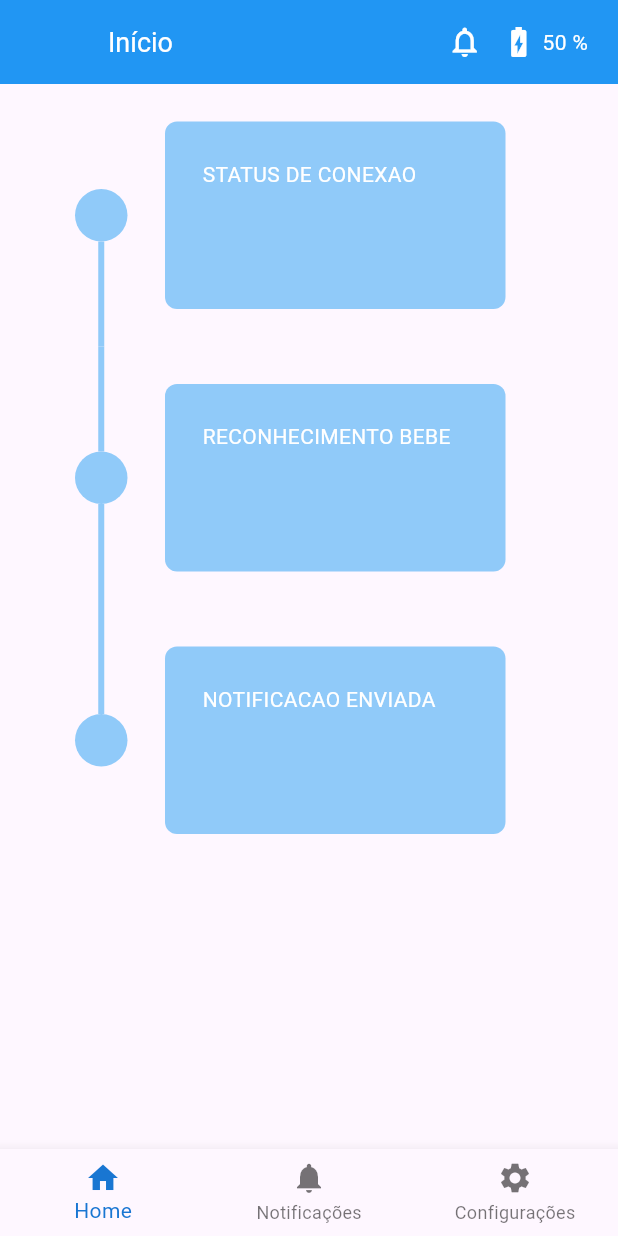
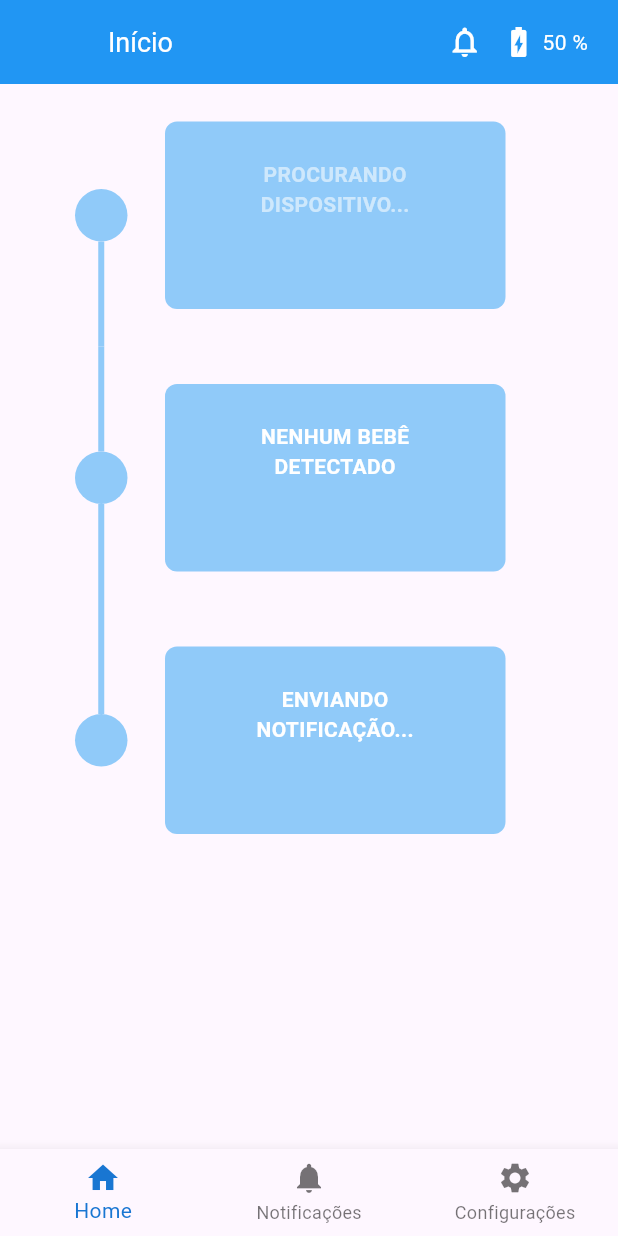
Before and after one commit to ThiagoGSL/Child_in_Car_Safety_Detection_System, a Flutter app: the screen it shows after launch, on a phone screen of 412 x 824 dp. Run offline on Flutter 3.47's test engine with Material 3 defaults, Android fonts, the light colour scheme and no system bars; drawn by our look-alikes of timeline_tile; our stand-ins replace drift, get, permission_handler, shared_preferences; missing offline and left inert: flutter_reactive_ble; accounts and stored records are empty; generated files the repository leaves out were written again.

Commit message:
Alteracoes interface da Home Page

```diff
--- /dev/null
+++ b/lib/features/home/components/pulsing_card.dart
@@ -0,0 +1,65 @@
+import 'package:flutter/material.dart';
+
+class PulsingCard extends StatefulWidget {
+  final Widget child;
+  final bool isPulsing;
+
+  const PulsingCard({
+    super.key,
+    required this.child,
+    required this.isPulsing,
+  });
+
+  @override
+  State<PulsingCard> createState() => _PulsingCardState();
+}
+
+class _PulsingCardState extends State<PulsingCard>
+    with SingleTickerProviderStateMixin {
+  late AnimationController _animationController;
+  late Animation<double> _animation;
+
+  @override
+  void initState() {
+    super.initState();
+    _animationController = AnimationController(
+      vsync: this,
+      duration: const Duration(milliseconds: 1000),
+    );
+
+    _animation = Tween<double>(begin: 1.0, end: 0.5).animate(
+      CurvedAnimation(parent: _animationController, curve: Curves.easeInOut),
+    );
+
+    if (widget.isPulsing) {
+      _animationController.repeat(reverse: true);
+    }
+  }
+
+  @override
+  void didUpdateWidget(PulsingCard oldWidget) {
+    super.didUpdateWidget(oldWidget);
+    if (widget.isPulsing != oldWidget.isPulsing) {
+      if (widget.isPulsing) {
+        _animationController.repeat(reverse: true);
+      } else {
+        _animationController.stop();
+        _animationController.value = 1.0; // Reseta a opacidade para o valor completo
+      }
+    }
+  }
+
+  @override
+  void dispose() {
+    _animationController.dispose();
+    super.dispose();
+  }
+
+  @override
+  Widget build(BuildContext context) {
+    return FadeTransition(
+      opacity: _animation,
+      child: widget.child,
+    );
+  }
+}
--- a/lib/features/home/home_page.dart
+++ b/lib/features/home/home_page.dart
@@ -1,56 +1,79 @@
 import 'package:app_v0/features/bluetooth/ble_controller.dart';
+import 'package:app_v0/features/home/components/pulsing_card.dart'; // NOVO: Importa o widget de animação
 import 'package:app_v0/features/home/components/timeline_tile.dart';
-import 'package:app_v0/features/home/home_page_controller.dart';
 import 'package:flutter/material.dart';
 import 'package:get/get.dart';
 
 class HomePage extends StatelessWidget {
-  const HomePage ({super.key});
+  const HomePage({super.key});
 
   @override
   Widget build(BuildContext context) {
-    return GetBuilder<HomePageController>(
-      init: HomePageController(),
-      builder: (controller){
+    final BluetoothController bleController = Get.find<BluetoothController>();
+
     return Scaffold(
       body: Padding(
         padding: const EdgeInsets.symmetric(horizontal: 50.0),
-            child: ListView(
+        child: Obx(() {
+          // Lógica para determinar qual passo está ativo (piscando)
+          bool isConnectingStepActive = !bleController.isConnected.value;
+          bool isDetectingStepActive = bleController.isConnected.value && !bleController.childDetected.value;
+          bool isNotifyingStepActive = bleController.childDetected.value && bleController.receivedImage.value == null;
+
+          return ListView(
             children: [
               MyTimelineTile(
                 isFirst: true,
                 isLast: false,
-                isPast: BluetoothController().isConnected.value,
-                eventCard: Text('STATUS DE CONEXAO',
-                  style: TextStyle(
-                  color: Colors.white
-                )),
+                isPast: bleController.isConnected.value,
+                eventCard: PulsingCard( // NOVO: Envolve o card com o widget de pulso
+                  isPulsing: isConnectingStepActive,
+                  child: Text(
+                    bleController.isConnected.value
+                        ? 'CONECTADO AO DISPOSITIVO'
+                        : 'PROCURANDO DISPOSITIVO...',
+                    style: const TextStyle(
+                      color: Colors.white,
+                      fontWeight: FontWeight.bold,
                     ),
-
+                    textAlign: TextAlign.center,
+                  ),
+                ),
+              ),
               MyTimelineTile(
                 isFirst: false,
                 isLast: false,
-              isPast: BluetoothController().childDetected.value,
-                eventCard: Text('RECONHECIMENTO BEBE',
-                  style: TextStyle(
-                  color: Colors.white,
-                )),
+                isPast: bleController.childDetected.value,
+                eventCard: PulsingCard( // NOVO: Envolve o card com o widget de pulso
+                  isPulsing: isDetectingStepActive,
+                  child: Text( // MODIFICADO: Texto agora é dinâmico
+                    bleController.childDetected.value
+                        ? 'BEBÊ DETECTADO'
+                        : 'NENHUM BEBÊ DETECTADO',
+                    style: const TextStyle(
+                        color: Colors.white, fontWeight: FontWeight.bold),
+                    textAlign: TextAlign.center,
                   ),
-
+                ),
+              ),
               MyTimelineTile(
                 isFirst: false,
                 isLast: true,
                 isPast: false,
-                eventCard: Text('NOTIFICACAO ENVIADA',
+                eventCard: PulsingCard( // NOVO: Envolve o card com o widget de pulso
+                  isPulsing: isNotifyingStepActive,
+                  child: const Text(
+                    'ENVIANDO NOTIFICAÇÃO...',
                     style: TextStyle(
-                  color: Colors.white,
-                )),
+                        color: Colors.white, fontWeight: FontWeight.bold),
+                    textAlign: TextAlign.center,
+                  ),
+                ),
               ),
             ],
-            ),
+          );
+        }),
       ),
     );
   }
-    );
 }
-}
--- a/lib/features/home/home_page_controller.dart
+++ /dev/null
@@ -1,9 +0,0 @@
-import 'package:get/get.dart';
-
-class HomePageController extends GetxController {
-
-  void onInit() {
-    super.onInit();
-
-  }
-}
```
Lines whose indentation alone changed are shown as unchanged.
